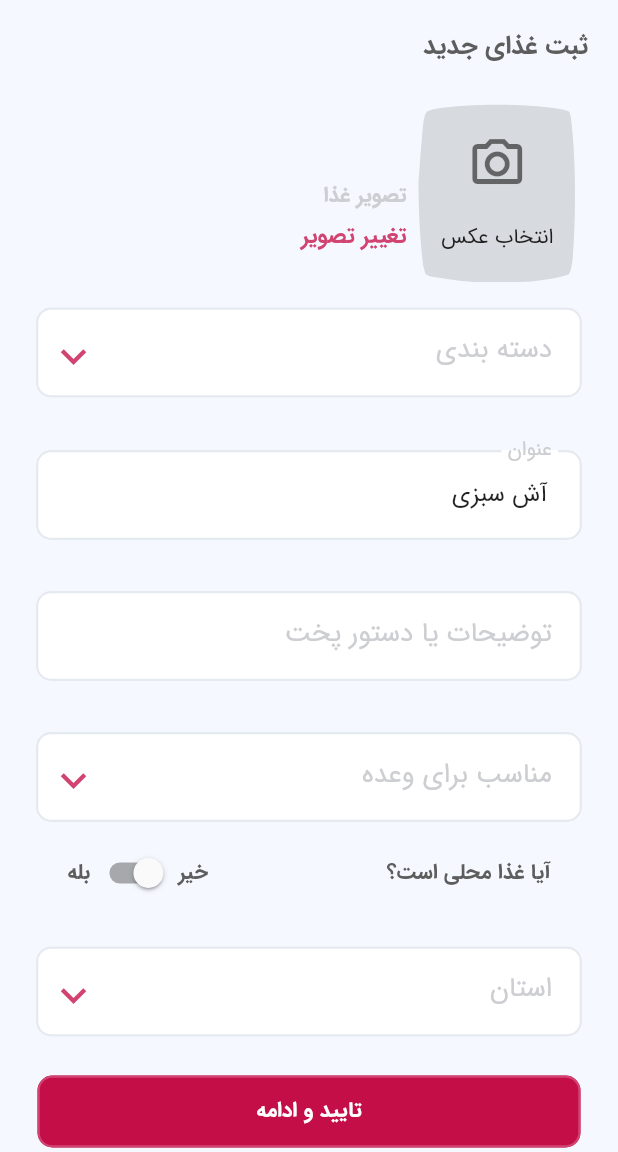
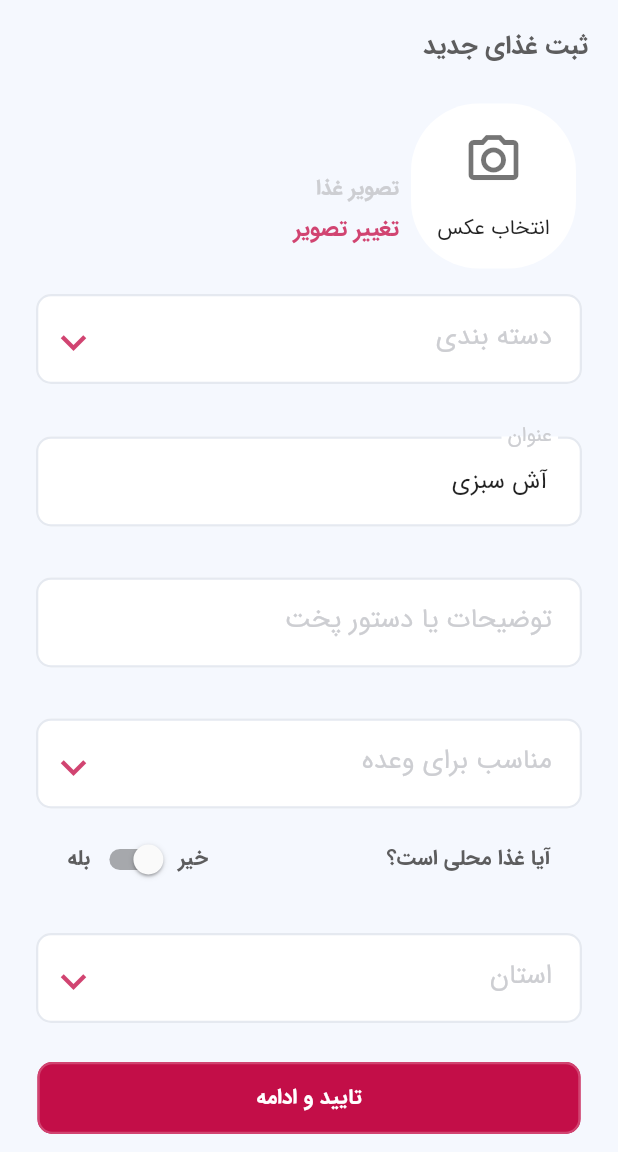
Before and after one commit to pedrammgd/zireh_project, a Flutter app: the AddFoodPage screen opened by its route, on a phone screen of 412 x 824 dp, the part 84-1236 px from its top. Run offline on Flutter 3.47's test engine with Material 2 defaults, Android fonts, the phone set to English and light mode, and no system bars; our stand-ins replace get, image_picker.

Commit message:
change image shape

```diff
--- a/lib/shared/widgets/custom_image_picker.dart
+++ b/lib/shared/widgets/custom_image_picker.dart
@@ -1,5 +1,6 @@
 import 'dart:io';
 
+import 'package:flutter/cupertino.dart';
 import 'package:flutter/material.dart';
 import 'package:image_picker/image_picker.dart';
 
@@ -39,6 +40,7 @@ class _CustomImagePickerState extends State<CustomImagePicker> {
     return Padding(
       padding: const EdgeInsets.all(8.0),
       child: InkWell(
+          borderRadius: BorderRadius.circular(45),
         onTap: widget.onPressed ??
             () {
               CameraOrGalleryDialog.chooseCameraOrGallery(
@@ -53,14 +55,16 @@ class _CustomImagePickerState extends State<CustomImagePicker> {
                 },
               );
             },
-        child: SizedBox(
-          height: widget.height,
-          width: widget.width,
-          child: CustomPaint(
-            painter: MyRectangle(),
+        child:  Container(
+          height: 110,
+            width: 110,
+            decoration: BoxDecoration(
+            color: Colors.white,
+              borderRadius: BorderRadius.circular(45)
+            ),
             child:  filePathWidget(),
 
-          ),
+
         ),
       ),
     );
@@ -84,11 +88,12 @@ class _CustomImagePickerState extends State<CustomImagePicker> {
         ],
       );
     } else {
-      return ClipRRect(
-        borderRadius: BorderRadius.circular(20),
+      return  ClipRRect(
+        borderRadius: BorderRadius.circular(45),
         child: Image.file(
-          widget.file!,
-          fit: BoxFit.cover,
+            widget.file!,
+            fit: BoxFit.cover,
+
         ),
       );
     }
```
